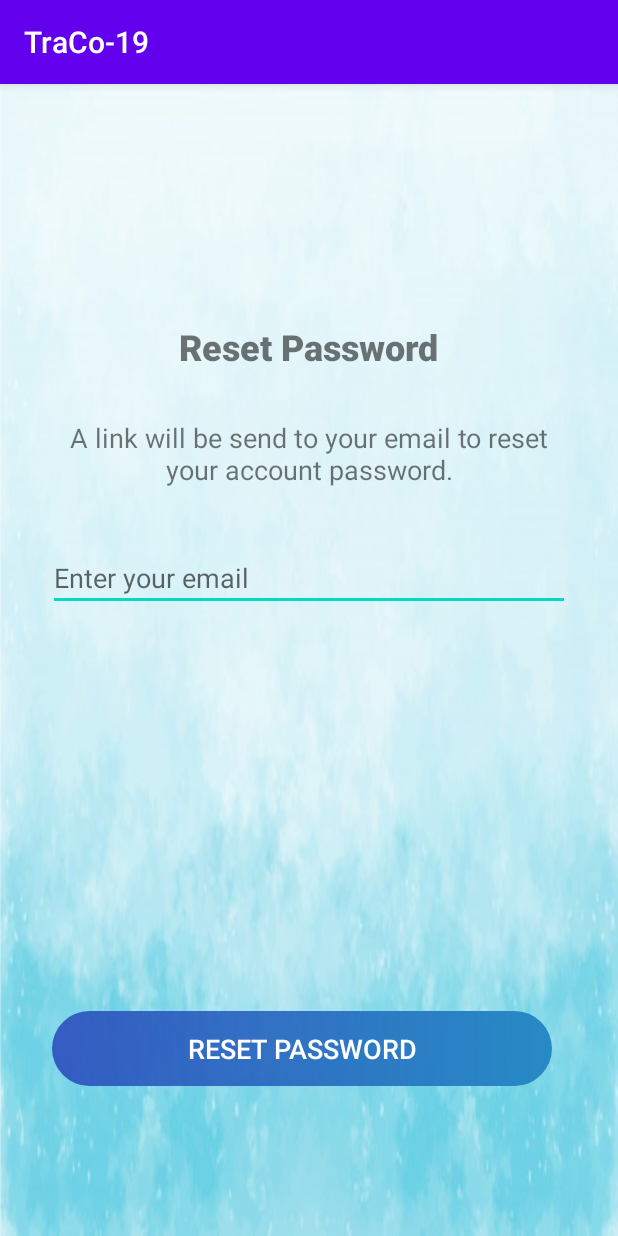
After one commit to Yiying1125/TraCo-19, an Android app: the ForgotPassword screen opened directly, with no data from a screen before it, on a phone screen of 412 x 824 dp. The commit adds this screen. Run offline under Robolectric (Android 15) with nearby library versions, the phone set to English and light mode, and no system bars; our stand-ins replace Firebase (no records; nobody signed in at launch, a user with empty details on screens opened directly).

Commit message:
reset password

```diff
--- a/app/src/main/AndroidManifest.xml
+++ b/app/src/main/AndroidManifest.xml
@@ -9,8 +9,9 @@
         android:roundIcon="@mipmap/ic_launcher_round"
         android:supportsRtl="true"
         android:theme="@style/Theme.TraCo19">
-        <activity android:name=".RegisterActivity"></activity>
-        <activity android:name=".MainActivity" ></activity>
+        <activity android:name=".ForgotPassword"></activity>
+        <activity android:name=".RegisterActivity" />
+        <activity android:name=".MainActivity" />
         <activity android:name=".LoginActivity">
             <intent-filter>
                 <action android:name="android.intent.action.MAIN" />
--- /dev/null
+++ b/app/src/main/java/mmu/edu/my/traco_19/ForgotPassword.java
@@ -0,0 +1,51 @@
+package mmu.edu.my.traco_19;
+
+import androidx.annotation.NonNull;
+import androidx.appcompat.app.AppCompatActivity;
+
+import android.content.Intent;
+import android.os.Bundle;
+import android.view.View;
+import android.widget.Button;
+import android.widget.EditText;
+import android.widget.Toast;
+
+import com.google.android.gms.tasks.OnCompleteListener;
+import com.google.android.gms.tasks.Task;
+import com.google.firebase.auth.FirebaseAuth;
+
+public class ForgotPassword extends AppCompatActivity {
+
+    EditText email;
+    FirebaseAuth firebaseAuth;
+
+    @Override
+    protected void onCreate(Bundle savedInstanceState) {
+        super.onCreate(savedInstanceState);
+        setContentView(R.layout.activity_forgot_password);
+        firebaseAuth=FirebaseAuth.getInstance();
+        email=findViewById(R.id.editTextTextEmail);
+        Button reset=findViewById(R.id.btnReset);
+        reset.setOnClickListener(new View.OnClickListener() {
+            @Override
+            public void onClick(View v) {
+                String useremail=email.getText().toString().trim();
+                if (useremail.equals(""))
+                    Toast.makeText(ForgotPassword.this, "Please enter your registered email", Toast.LENGTH_SHORT).show();
+                else {
+                    firebaseAuth.sendPasswordResetEmail(useremail).addOnCompleteListener(new OnCompleteListener<Void>() {
+                        @Override
+                        public void onComplete(@NonNull Task<Void> task) {
+                            if(task.isSuccessful()) {
+                                Toast.makeText(ForgotPassword.this, "Reset link has been send through your email!", Toast.LENGTH_SHORT).show();
+                                finish();
+                                startActivity(new Intent(ForgotPassword.this, LoginActivity.class));
+                            }else
+                                Toast.makeText(ForgotPassword.this, "Error! "+task.getException().getMessage(), Toast.LENGTH_SHORT).show();
+                        }
+                    });
+                }
+            }
+        });
+    }
+}
--- a/app/src/main/java/mmu/edu/my/traco_19/LoginActivity.java
+++ b/app/src/main/java/mmu/edu/my/traco_19/LoginActivity.java
@@ -38,6 +38,15 @@ public class LoginActivity extends AppCompatActivity {
             @Override
             public void onClick(View v) {
                 startActivity(new Intent(LoginActivity.this,RegisterActivity.class));
+                finish();
+            }
+        });
+
+        TextView reset=findViewById(R.id.forgot_password_text);
+        reset.setOnClickListener(new View.OnClickListener() {
+            @Override
+            public void onClick(View v) {
+                startActivity(new Intent(LoginActivity.this,ForgotPassword.class));
                 finish();
             }
         });
--- /dev/null
+++ b/app/src/main/res/layout/activity_forgot_password.xml
@@ -0,0 +1,72 @@
+<?xml version="1.0" encoding="utf-8"?>
+<androidx.constraintlayout.widget.ConstraintLayout xmlns:android="http://schemas.android.com/apk/res/android"
+    xmlns:app="http://schemas.android.com/apk/res-auto"
+    xmlns:tools="http://schemas.android.com/tools"
+    android:layout_width="match_parent"
+    android:layout_height="match_parent"
+    android:background="@drawable/background"
+    tools:context=".ForgotPassword">
+
+    <TextView
+        android:id="@+id/textView2"
+        android:layout_width="wrap_content"
+        android:layout_height="wrap_content"
+        android:layout_marginTop="32dp"
+        android:fontFamily="sans-serif-black"
+        android:text="Reset Password"
+        android:textSize="24dp"
+        app:layout_constraintBottom_toBottomOf="parent"
+        app:layout_constraintEnd_toEndOf="parent"
+        app:layout_constraintStart_toStartOf="parent"
+        app:layout_constraintTop_toTopOf="parent"
+        app:layout_constraintVertical_bias="0.18" />
+
+    <EditText
+        android:id="@+id/editTextTextEmail"
+        android:layout_width="0dp"
+        android:layout_height="wrap_content"
+        android:layout_marginStart="32dp"
+        android:layout_marginTop="32dp"
+        android:layout_marginEnd="32dp"
+        android:drawablePadding="10dp"
+        android:ems="10"
+        android:hint="Enter your email"
+        android:inputType="textEmailAddress"
+        android:paddingLeft="20dp"
+        android:paddingTop="15dp"
+        android:paddingEnd="20dp"
+        android:paddingRight="10dp"
+        android:paddingBottom="10dp"
+        app:layout_constraintEnd_toEndOf="parent"
+        app:layout_constraintHorizontal_bias="1.0"
+        app:layout_constraintStart_toStartOf="parent"
+        app:layout_constraintTop_toBottomOf="@+id/textView3" />
+
+    <TextView
+        android:id="@+id/textView3"
+        android:layout_width="wrap_content"
+        android:layout_height="wrap_content"
+        android:layout_marginTop="32dp"
+        android:text="A link will be send to your email to reset\nyour account password."
+        android:textAlignment="center"
+        android:textSize="18sp"
+        app:layout_constraintEnd_toEndOf="parent"
+        app:layout_constraintStart_toStartOf="parent"
+        app:layout_constraintTop_toBottomOf="@+id/textView2"
+        android:gravity="center_horizontal" />
+
+    <Button
+        android:id="@+id/btnReset"
+        android:layout_width="333dp"
+        android:layout_height="50dp"
+        android:layout_marginBottom="100dp"
+        android:background="@drawable/login_button"
+        android:text="Reset Password"
+        android:textColor="#FFFFFF"
+        android:textSize="18sp"
+        app:layout_constraintBottom_toBottomOf="parent"
+        app:layout_constraintEnd_toEndOf="parent"
+        app:layout_constraintHorizontal_bias="0.442"
+        app:layout_constraintStart_toStartOf="parent" />
+
+</androidx.constraintlayout.widget.ConstraintLayout>
```
